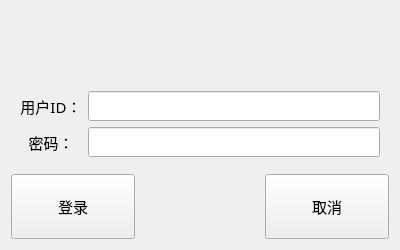
Before: the Qt Designer form project/LogInView.ui in luanjianbing/GraduateDesignProject, drawn with Qt 5.
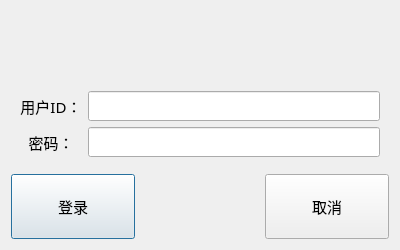
After: the same form once the commit is applied. Icons and pictures are not drawn.

```diff
--- a/project/LogInView.ui
+++ b/project/LogInView.ui
@@ -122,7 +122,7 @@
       <bool>false</bool>
      </property>
      <property name="default">
-      <bool>false</bool>
+      <bool>true</bool>
      </property>
      <property name="flat">
       <bool>false</bool>
```
